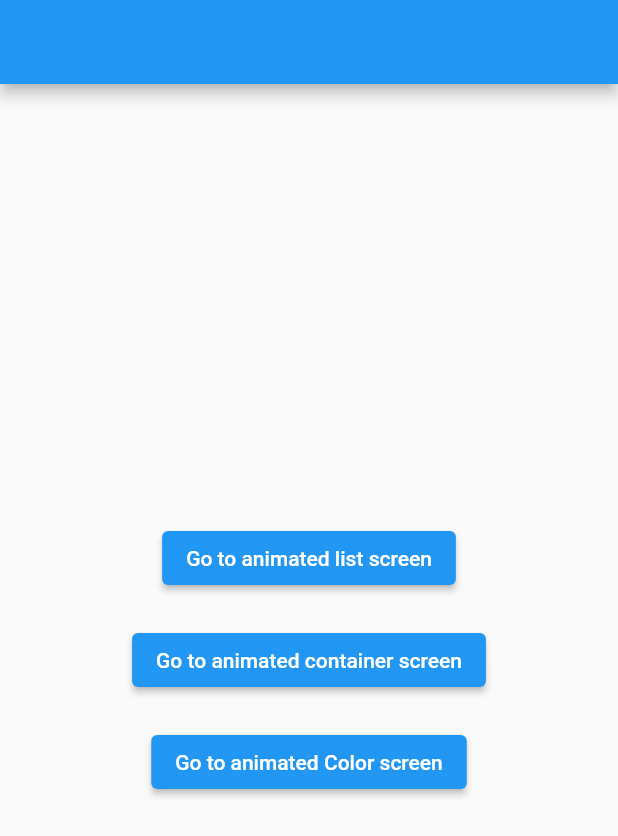
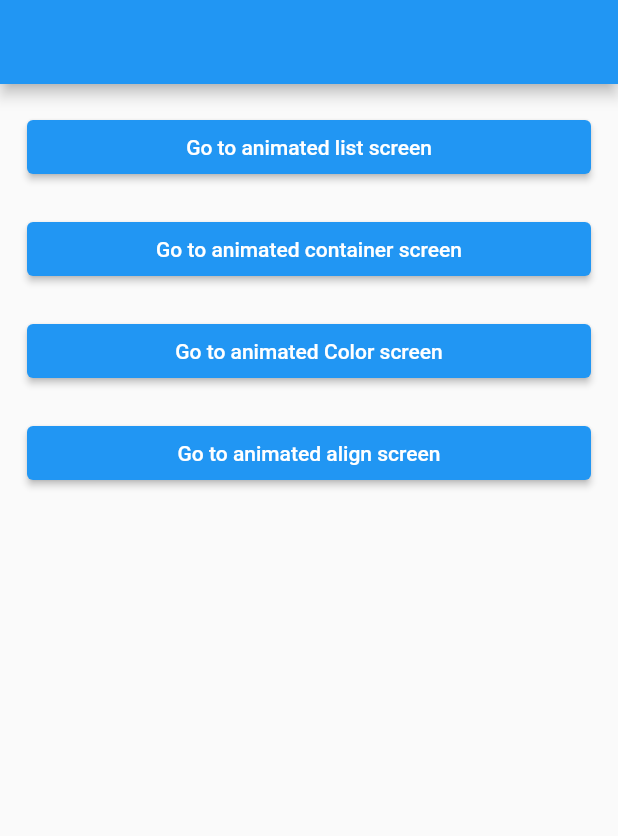
Before and after one commit to Attia-Fouad/animations, a Flutter app: the screen it shows after launch, on a phone screen of 412 x 824 dp. Shown: the top 836 px of the screen. Run offline on Flutter 3.47's test engine with Material 2 defaults, Android fonts, the phone set to English and light mode, and no system bars; our stand-ins replace animate_do, go_router.

Commit message:
add animated align

```diff
--- a/lib/app_router.dart
+++ b/lib/app_router.dart
@@ -1,3 +1,4 @@
+import 'package:animations/Screens/animated_align_screen.dart';
 import 'package:animations/Screens/animated_color_screen.dart';
 import 'package:animations/Screens/animated_container_screen.dart';
 import 'package:animations/Screens/animated_list_screen.dart';
@@ -9,6 +10,7 @@ abstract class AppRouter {
   static const animatedListScreen = '/animatedListScreen';
   static const animatedContainerScreen = '/animatedContainerScreen';
   static const animatedColorScreen = '/animatedColorScreen';
+  static const animatedAlignScreen = '/animatedAlignScreen';
 
   static final router = GoRouter(
     routes: [
@@ -49,6 +51,16 @@ abstract class AppRouter {
           context: context,
           state: state,
           child: const AnimatedColorScreen(),
+          animationType: AnimationType.sideTransitionFromLtoR,
+        ),
+      ),
+      GoRoute(
+        path: animatedAlignScreen,
+        builder: (context, state) => const AnimatedAlignScree(),
+        pageBuilder: (context, state) => buildPageWithDefaultTransition<void>(
+          context: context,
+          state: state,
+          child: const AnimatedAlignScree(),
           animationType: AnimationType.sideTransitionFromLtoR,
         ),
       ),
--- a/lib/home_screen.dart
+++ b/lib/home_screen.dart
@@ -17,10 +17,8 @@ class _HomeScreenState extends State<HomeScreen> {
       appBar: AppBar(),
       body: Padding(
         padding: const EdgeInsets.all(18.0),
-        child: Center(
-          child: Column(
-            crossAxisAlignment: CrossAxisAlignment.center,
-            mainAxisAlignment: MainAxisAlignment.center,
+        child: ListView(
+          physics: const BouncingScrollPhysics(),
           children: [
             ElevatedButton(
                 onPressed: () {
@@ -32,8 +30,7 @@ class _HomeScreenState extends State<HomeScreen> {
             ),
             ElevatedButton(
                 onPressed: () {
-                    GoRouter.of(context)
-                        .push(AppRouter.animatedContainerScreen);
+                  GoRouter.of(context).push(AppRouter.animatedContainerScreen);
                 },
                 child: const Text('Go to animated container screen')),
             const SizedBox(
@@ -44,8 +41,15 @@ class _HomeScreenState extends State<HomeScreen> {
                   GoRouter.of(context).push(AppRouter.animatedColorScreen);
                 },
                 child: const Text('Go to animated Color screen')),
+            const SizedBox(
+              height: 20,
+            ),
+            ElevatedButton(
+                onPressed: () {
+                  GoRouter.of(context).push(AppRouter.animatedAlignScreen);
+                },
+                child: const Text('Go to animated align screen')),
           ],
-          ),
         ),
       ),
     );
--- a/pubspec.yaml
+++ b/pubspec.yaml
@@ -64,9 +64,8 @@ flutter:
   uses-material-design: true
 
   # To add assets to your application, add an assets section, like this:
-  # assets:
-  #   - images/a_dot_burr.jpeg
-  #   - images/a_dot_ham.jpeg
+  assets:
+    - assets/images/
 
   # An image asset can refer to one or more resolution-specific "variants", see
   # https://flutter.dev/assets-and-images/#resolution-aware
```
Also changed, not shown: lib/Screens/animated_align_screen.dart (added, +76 -0 lines), assets/images/jerry.png (added), assets/images/tom.png (added). Lines whose indentation alone changed are shown as unchanged.
